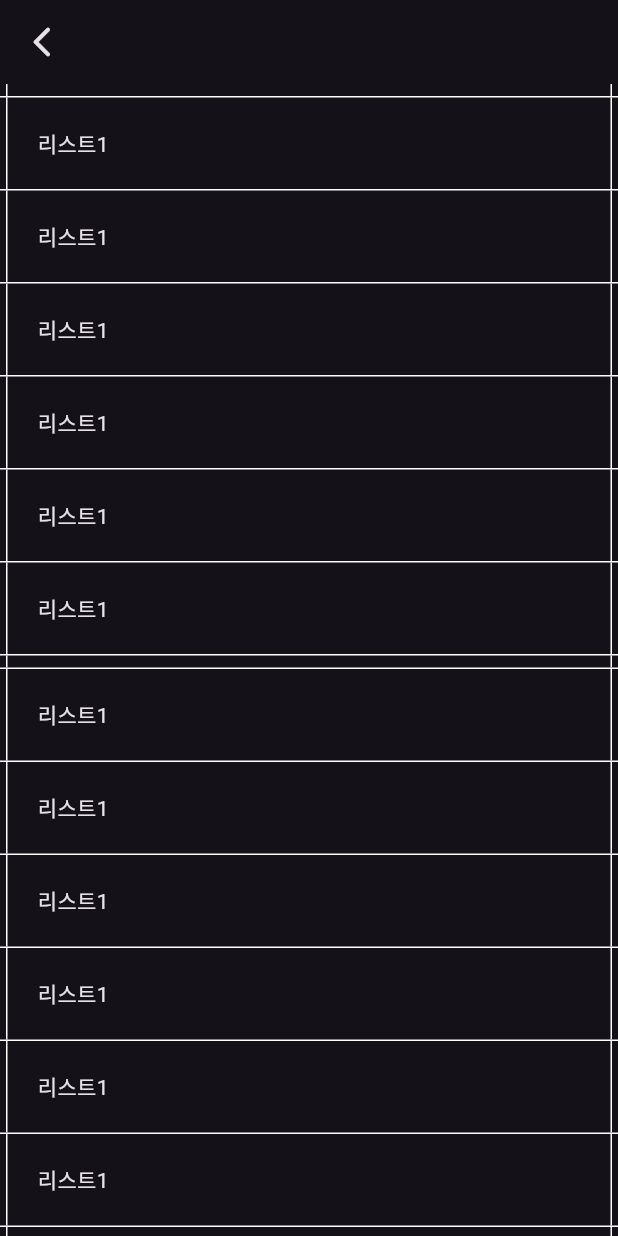
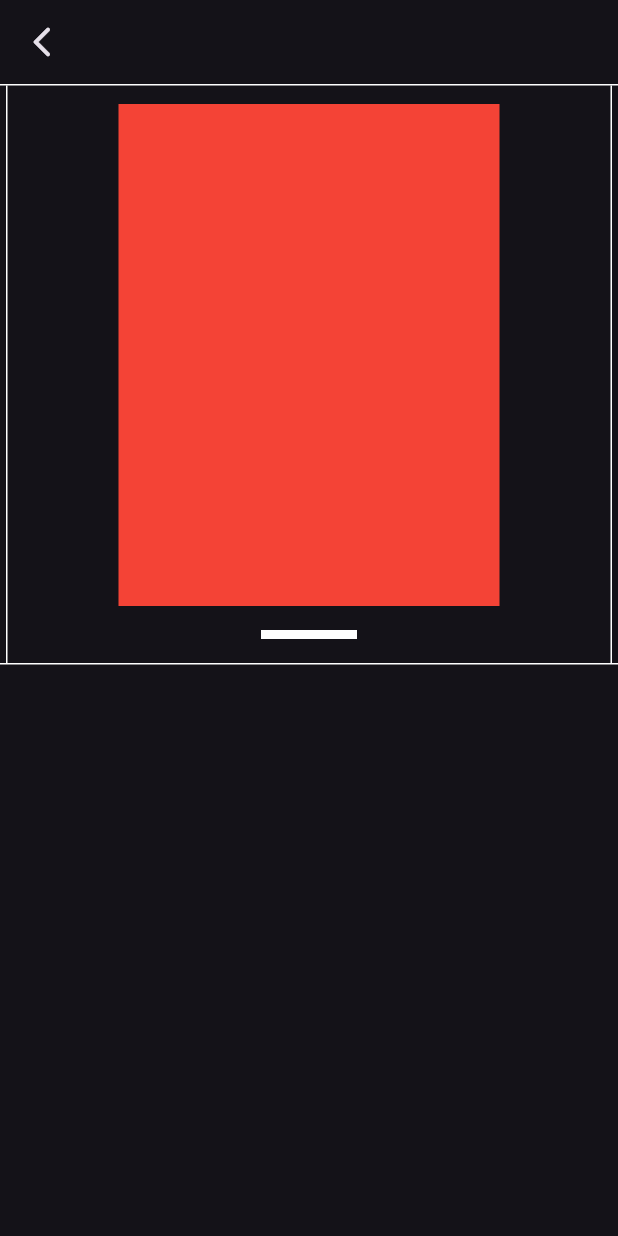
Before and after one commit to Team-DR-Labs/bandy-app, a Flutter app: the screen it shows after launch, on a phone screen of 412 x 824 dp. Run offline on Flutter 3.47's test engine with Material 3 defaults, Android fonts, the phone set to English and light mode, and no system bars; our stand-ins replace go_router.

Commit message:
feat: event details image call

```diff
--- a/lib/features/event_details/src/event_details_page.dart
+++ b/lib/features/event_details/src/event_details_page.dart
@@ -1,6 +1,5 @@
-import 'dart:math';
-
 import 'package:bandy/core/bds/bds.dart';
+import 'package:bandy/features/event_details/src/widgets/event_images.dart';
 import 'package:flutter/material.dart';
 
 final class EventDetailsPage extends StatefulWidget {
@@ -22,22 +21,14 @@ final class _EventDetailsPageState extends State<EventDetailsPage> {
           ),
         ),
       ),
-      body: ListView.builder(
-        itemCount: 50,
-        itemBuilder: (context, index) {
-          if (index % 7 == 0) {
-            return GridBorderSpacer.vertical(
-              height: 8.0,
-            );
-          }
-          return GridBorderLayout(
-            top: index == 0,
-            child: Padding(
-              padding: const EdgeInsets.all(8.0),
-              child: Text("리스트1"),
-            ),
-          );
-        },
+      body: ListView(
+        children: [
+          GridBorderLayout(
+            top: true,
+            padding: EdgeInsets.zero,
+            child: EventImages(),
+          ),
+        ],
       ),
     );
   }
```
